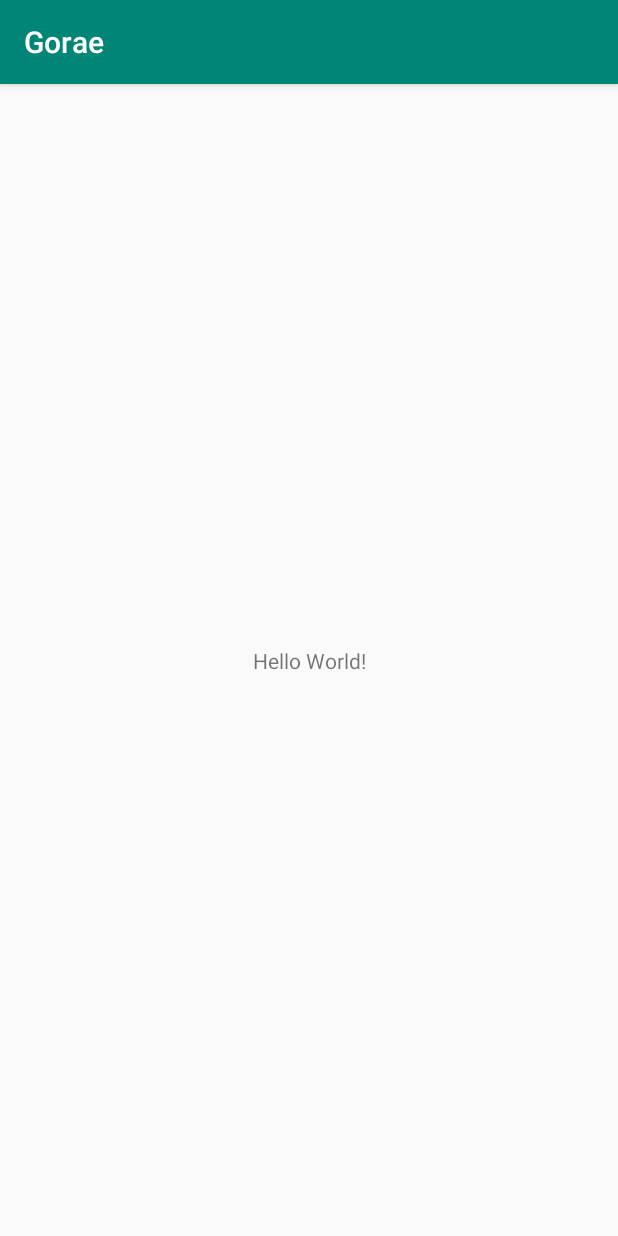
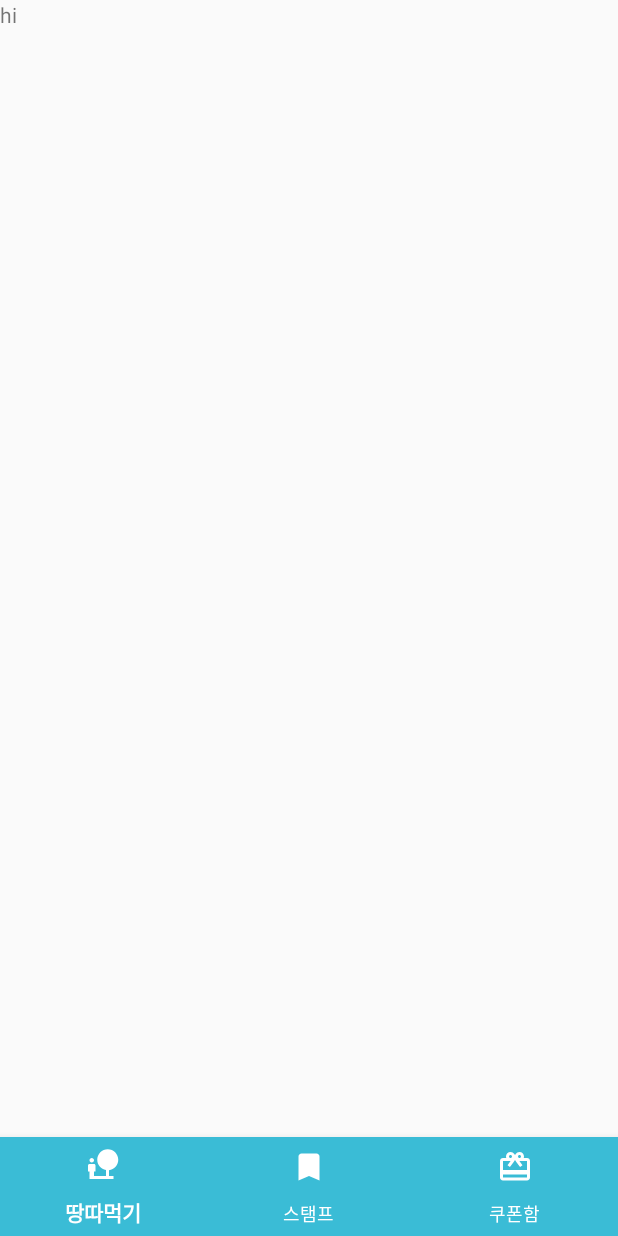
Before and after one commit to getballaena/Android, an Android app: the screen it shows after launch (MainActivity), on a phone screen of 412 x 824 dp. Run offline under Robolectric (Android 15) with nearby library versions, the phone set to English and light mode, and no system bars.

Commit message:
[ADD] MainActivity NavigationDrawer

```diff
--- a/app/src/main/AndroidManifest.xml
+++ b/app/src/main/AndroidManifest.xml
@@ -9,7 +9,7 @@
             android:roundIcon="@mipmap/ic_launcher_round"
             android:supportsRtl="true"
             android:theme="@style/AppTheme">
-        <activity android:name=".MainActivity">
+        <activity android:name=".ui.MainActivity">
             <intent-filter>
                 <action android:name="android.intent.action.MAIN"/>
 
--- /dev/null
+++ b/app/src/main/java/com/papered/gorae/ui/MainActivity.kt
@@ -0,0 +1,45 @@
+package com.papered.gorae.ui
+
+import android.support.v7.app.AppCompatActivity
+import android.os.Bundle
+import android.support.design.widget.BottomNavigationView
+import com.papered.gorae.R
+import com.papered.gorae.ui.main.coupon.CouponFragment
+import com.papered.gorae.ui.main.map.MapFragment
+import com.papered.gorae.ui.main.stamp.StampFragment
+import kotlinx.android.synthetic.main.activity_main.*
+
+class MainActivity : AppCompatActivity() {
+
+    val navigationItemSelectedListener = BottomNavigationView.OnNavigationItemSelectedListener { item ->
+        val transaction = supportFragmentManager.beginTransaction()
+        when (item.itemId) {
+            R.id.navigation_map -> {
+                transaction.replace(R.id.main_container, MapFragment())
+                transaction.commit()
+                return@OnNavigationItemSelectedListener true
+            }
+            R.id.navigation_stamp -> {
+                transaction.replace(R.id.main_container, StampFragment())
+                transaction.commit()
+                return@OnNavigationItemSelectedListener true
+            }
+            R.id.navigation_coupon -> {
+                transaction.replace(R.id.main_container, CouponFragment())
+                transaction.commit()
+                return@OnNavigationItemSelectedListener true
+            }
+        }
+        false
+    }
+
+    override fun onCreate(savedInstanceState: Bundle?) {
+        super.onCreate(savedInstanceState)
+        setContentView(R.layout.activity_main)
+        supportFragmentManager.beginTransaction().run {
+            replace(R.id.main_container, MapFragment())
+            commit()
+        }
+        main_navigation.setOnNavigationItemSelectedListener(navigationItemSelectedListener)
+    }
+}
--- /dev/null
+++ b/app/src/main/java/com/papered/gorae/ui/main/map/MapFragment.kt
@@ -0,0 +1,33 @@
+package com.papered.gorae.ui.main.map
+
+import android.arch.lifecycle.ViewModelProviders
+import android.os.Bundle
+import android.support.v4.app.Fragment
+import android.view.LayoutInflater
+import android.view.View
+import android.view.ViewGroup
+
+import com.papered.gorae.R
+
+class MapFragment : Fragment() {
+
+    companion object {
+        fun newInstance() = MapFragment()
+    }
+
+    private lateinit var viewModel: MapViewModel
+
+    override fun onCreateView(
+        inflater: LayoutInflater, container: ViewGroup?,
+        savedInstanceState: Bundle?
+    ): View? {
+        return inflater.inflate(R.layout.map_fragment, container, false)
+    }
+
+    override fun onActivityCreated(savedInstanceState: Bundle?) {
+        super.onActivityCreated(savedInstanceState)
+        viewModel = ViewModelProviders.of(this).get(MapViewModel::class.java)
+        // TODO: Use the ViewModel
+    }
+
+}
--- /dev/null
+++ b/app/src/main/java/com/papered/gorae/ui/main/map/MapViewModel.kt
@@ -0,0 +1,7 @@
+package com.papered.gorae.ui.main.map
+
+import android.arch.lifecycle.ViewModel;
+
+class MapViewModel : ViewModel() {
+    // TODO: Implement the ViewModel
+}
--- /dev/null
+++ b/app/src/main/res/drawable/ic_bookmark_black_24dp.xml
@@ -0,0 +1,5 @@
+<vector android:height="24dp" android:tint="#FFFFFF"
+    android:viewportHeight="24.0" android:viewportWidth="24.0"
+    android:width="24dp" xmlns:android="http://schemas.android.com/apk/res/android">
+    <path android:fillColor="#FF000000" android:pathData="M17,3H7c-1.1,0 -1.99,0.9 -1.99,2L5,21l7,-3 7,3V5c0,-1.1 -0.9,-2 -2,-2z"/>
+</vector>
--- /dev/null
+++ b/app/src/main/res/drawable/ic_card_giftcard_black_24dp.xml
@@ -0,0 +1,5 @@
+<vector android:height="24dp" android:tint="#FFFFFF"
+    android:viewportHeight="24.0" android:viewportWidth="24.0"
+    android:width="24dp" xmlns:android="http://schemas.android.com/apk/res/android">
+    <path android:fillColor="#FF000000" android:pathData="M20,6h-2.18c0.11,-0.31 0.18,-0.65 0.18,-1 0,-1.66 -1.34,-3 -3,-3 -1.05,0 -1.96,0.54 -2.5,1.35l-0.5,0.67 -0.5,-0.68C10.96,2.54 10.05,2 9,2 7.34,2 6,3.34 6,5c0,0.35 0.07,0.69 0.18,1L4,6c-1.11,0 -1.99,0.89 -1.99,2L2,19c0,1.11 0.89,2 2,2h16c1.11,0 2,-0.89 2,-2L22,8c0,-1.11 -0.89,-2 -2,-2zM15,4c0.55,0 1,0.45 1,1s-0.45,1 -1,1 -1,-0.45 -1,-1 0.45,-1 1,-1zM9,4c0.55,0 1,0.45 1,1s-0.45,1 -1,1 -1,-0.45 -1,-1 0.45,-1 1,-1zM20,19L4,19v-2h16v2zM20,14L4,14L4,8h5.08L7,10.83 8.62,12 11,8.76l1,-1.36 1,1.36L15.38,12 17,10.83 14.92,8L20,8v6z"/>
+</vector>
--- /dev/null
+++ b/app/src/main/res/drawable/ic_nature_people_black_24dp.xml
@@ -0,0 +1,5 @@
+<vector android:height="24dp" android:tint="#FFFFFF"
+    android:viewportHeight="24.0" android:viewportWidth="24.0"
+    android:width="24dp" xmlns:android="http://schemas.android.com/apk/res/android">
+    <path android:fillColor="#FF000000" android:pathData="M22.17,9.17c0,-3.87 -3.13,-7 -7,-7s-7,3.13 -7,7c0,3.47 2.52,6.34 5.83,6.89V20H6v-3h1v-4c0,-0.55 -0.45,-1 -1,-1H3c-0.55,0 -1,0.45 -1,1v4h1v5h16v-2h-3v-3.88c3.47,-0.41 6.17,-3.36 6.17,-6.95zM4.5,11c0.83,0 1.5,-0.67 1.5,-1.5S5.33,8 4.5,8 3,8.67 3,9.5 3.67,11 4.5,11z"/>
+</vector>
--- a/app/src/main/res/layout/activity_main.xml
+++ b/app/src/main/res/layout/activity_main.xml
@@ -5,15 +5,26 @@
         xmlns:app="http://schemas.android.com/apk/res-auto"
         android:layout_width="match_parent"
         android:layout_height="match_parent"
-        tools:context=".MainActivity">
+        tools:context=".ui.MainActivity">
 
-    <TextView
-            android:layout_width="wrap_content"
-            android:layout_height="wrap_content"
-            android:text="Hello World!"
+    <FrameLayout
+            android:id="@+id/main_container"
+            android:layout_width="match_parent"
+            android:layout_height="0dp"
+            app:layout_constraintHeight_percent="0.92"
+            app:layout_constraintTop_toTopOf="parent"
+            app:layout_constraintStart_toStartOf="parent"/>
+
+    <android.support.design.widget.BottomNavigationView
+            android:id="@+id/main_navigation"
+            android:layout_width="match_parent"
+            android:layout_height="0dp"
+            app:layout_constraintHeight_percent="0.08"
             app:layout_constraintBottom_toBottomOf="parent"
-            app:layout_constraintLeft_toLeftOf="parent"
-            app:layout_constraintRight_toRightOf="parent"
-            app:layout_constraintTop_toTopOf="parent"/>
+            android:background="@color/colorPrimary"
+            app:itemIconTint="@android:color/white"
+            app:itemTextColor="@android:color/white"
+            app:labelVisibilityMode="labeled"
+            app:menu="@menu/navigation"/>
 
 </android.support.constraint.ConstraintLayout>
--- /dev/null
+++ b/app/src/main/res/layout/map_fragment.xml
@@ -0,0 +1,14 @@
+<?xml version="1.0" encoding="utf-8"?>
+<FrameLayout
+        xmlns:android="http://schemas.android.com/apk/res/android"
+        xmlns:tools="http://schemas.android.com/tools"
+        android:layout_width="match_parent"
+        android:layout_height="match_parent"
+        tools:context=".ui.main.map.MapFragment">
+
+    <TextView
+            android:layout_width="match_parent"
+            android:layout_height="match_parent"
+            android:text="hi"/>
+
+</FrameLayout>
--- /dev/null
+++ b/app/src/main/res/menu/navigation.xml
@@ -0,0 +1,17 @@
+<?xml version="1.0" encoding="utf-8"?>
+<menu xmlns:android="http://schemas.android.com/apk/res/android">
+    <item
+            android:id="@+id/navigation_map"
+            android:icon="@drawable/ic_nature_people_black_24dp"
+            android:title="@string/navigation_map"/>
+
+    <item
+            android:id="@+id/navigation_stamp"
+            android:icon="@drawable/ic_bookmark_black_24dp"
+            android:title="@string/navigation_stamp"/>
+
+    <item
+            android:id="@+id/navigation_coupon"
+            android:icon="@drawable/ic_card_giftcard_black_24dp"
+            android:title="@string/navigation_coupon"/>
+</menu>
--- a/app/src/main/res/values/colors.xml
+++ b/app/src/main/res/values/colors.xml
@@ -1,6 +1,6 @@
 <?xml version="1.0" encoding="utf-8"?>
 <resources>
-    <color name="colorPrimary">#008577</color>
+    <color name="colorPrimary">#3ABCD6</color>
     <color name="colorPrimaryDark">#00574B</color>
     <color name="colorAccent">#D81B60</color>
 </resources>
--- a/app/src/main/res/values/strings.xml
+++ b/app/src/main/res/values/strings.xml
@@ -1,3 +1,9 @@
 <resources>
     <string name="app_name">Gorae</string>
+
+    <!-- TODO: Remove or change this placeholder text -->
+    <string name="hello_blank_fragment">Hello blank fragment</string>
+    <string name="navigation_map">땅따먹기</string>
+    <string name="navigation_stamp">스탬프</string>
+    <string name="navigation_coupon">쿠폰함</string>
 </resources>
--- a/app/src/main/res/values/styles.xml
+++ b/app/src/main/res/values/styles.xml
@@ -1,7 +1,7 @@
 <resources>
 
     <!-- Base application theme. -->
-    <style name="AppTheme" parent="Theme.AppCompat.Light.DarkActionBar">
+    <style name="AppTheme" parent="Theme.AppCompat.Light.NoActionBar">
         <!-- Customize your theme here. -->
         <item name="colorPrimary">@color/colorPrimary</item>
         <item name="colorPrimaryDark">@color/colorPrimaryDark</item>
```
Also changed, not shown: app/src/main/java/com/papered/gorae/MainActivity.kt (deleted, +0 -12 lines), app/src/main/java/com/papered/gorae/ui/main/coupon/CouponFragment.kt (added, +33 -0 lines), app/src/main/java/com/papered/gorae/ui/main/coupon/CouponViewModel.kt (added, +7 -0 lines), app/src/main/java/com/papered/gorae/ui/main/stamp/StampFragment.kt (added, +33 -0 lines), app/src/main/java/com/papered/gorae/ui/main/stamp/StampViewModel.kt (added, +7 -0 lines), app/src/main/res/layout/coupon_fragment.xml (added, +14 -0 lines), app/src/main/res/layout/stamp_fragment.xml (added, +14 -0 lines).
